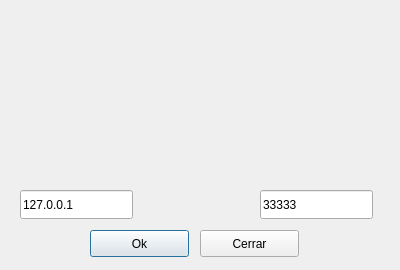
Before: the Qt Designer form cliente/ClienteV/combobox.ui in Alu0100702545/videovigilancia-1415-g01, drawn with Qt 5.
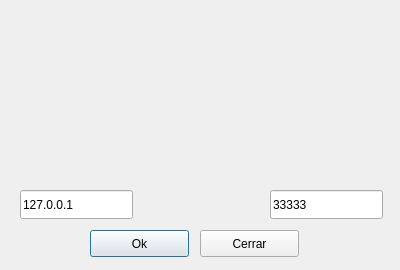
After: the same form once the commit is applied.

The edit to the form file:
```diff
--- a/cliente/ClienteV/combobox.ui
+++ b/cliente/ClienteV/combobox.ui
@@ -55,7 +55,7 @@
   <widget class="QLineEdit" name="PORT">
    <property name="geometry">
     <rect>
-     <x>260</x>
+     <x>270</x>
      <y>190</y>
      <width>113</width>
      <height>29</height>
```
Left out of the diff: 11 changed lines with no effect on the pictures.
